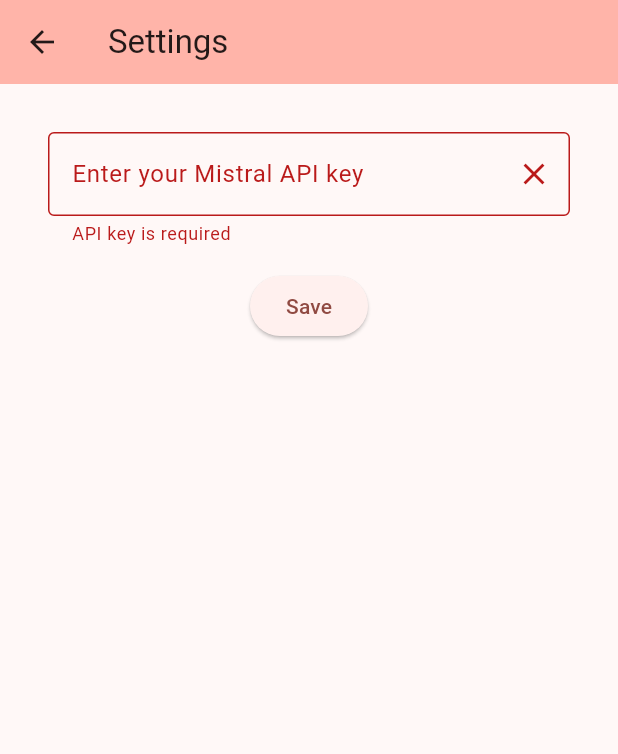
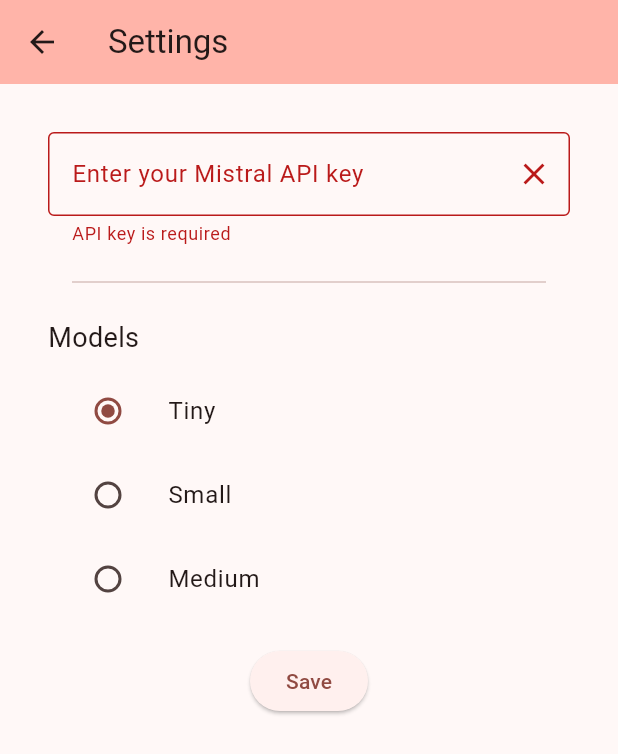
Before and after one commit to alecerf/jarvis, a Flutter app: the screen it shows after launch, after a tap on "Save", on a phone screen of 412 x 824 dp. Shown: the top 754 px of the screen. Run offline on Flutter 3.47's test engine with Material 3 defaults, Android fonts, the phone set to English and light mode, and no system bars; our stand-ins replace shared_preferences; missing offline and left inert: fetch_client, markdown_widget.

Commit message:
feat: all mistral models can now be used

```diff
--- a/lib/main.dart
+++ b/lib/main.dart
@@ -1,5 +1,4 @@
 import 'package:flutter/material.dart';
-import 'package:jarvis/api_key_widget.dart';
 import 'package:jarvis/message_form_widget.dart';
 import 'package:jarvis/message_widget.dart';
 import 'package:jarvis/settings.dart';
@@ -34,6 +33,7 @@ class Home extends StatefulWidget {
 
 class _HomeState extends State<Home> {
   String _apiKey = "";
+  String _model = "";
   final Map<String, MessageData> _responses = <String, MessageData>{};
   final Future<SharedPreferences> _prefs = SharedPreferences.getInstance();
 
@@ -55,6 +55,7 @@ class _HomeState extends State<Home> {
   void loadConfiguration() {
     _prefs.then((SharedPreferences prefs) {
       _apiKey = prefs.getString('key') ?? "";
+      _model = prefs.getString('model') ?? Model.tiny.name;
       if (_apiKey.isNotEmpty) {
         setState(() {});
         return;
@@ -95,8 +96,9 @@ class _HomeState extends State<Home> {
           ),
         ],
       ),
-      body: ApiKeyWidget(
+      body: SettingsDataWidget(
         apiKey: _apiKey,
+        model: _model,
         child: Column(
           children: [
             Expanded(
--- a/lib/settings.dart
+++ b/lib/settings.dart
@@ -1,5 +1,28 @@
 import 'package:flutter/material.dart';
 import 'package:shared_preferences/shared_preferences.dart';
+
+class SettingsDataWidget extends InheritedWidget {
+  final String apiKey;
+  final String model;
+
+  const SettingsDataWidget({
+    super.key,
+    required this.apiKey,
+    required this.model,
+    required super.child,
+  });
+
+  @override
+  bool updateShouldNotify(SettingsDataWidget oldWidget) {
+    return apiKey != oldWidget.apiKey;
+  }
+
+  static SettingsDataWidget of(BuildContext context) {
+    return context.dependOnInheritedWidgetOfExactType<SettingsDataWidget>()!;
+  }
+}
+
+enum Model { tiny, small, medium }
 
 class Settings extends StatefulWidget {
   const Settings({super.key});
@@ -13,12 +36,15 @@ class _SettingsState extends State<Settings> {
   final _controller = TextEditingController();
   final Future<SharedPreferences> _prefs = SharedPreferences.getInstance();
   late ScaffoldMessengerState snackbar;
+  Model? _model = Model.tiny;
 
   @override
   void initState() {
     super.initState();
     _prefs.then((SharedPreferences prefs) {
       _controller.text = prefs.getString('key') ?? "";
+      _model = Model.values.firstWhere(
+          (element) => element.name == (prefs.getString('model') ?? 'tiny'));
       setState(() {});
     });
   }
@@ -57,6 +83,58 @@ class _SettingsState extends State<Settings> {
                   return null;
                 },
               ),
+              const Padding(
+                padding: EdgeInsets.all(16),
+                child: Divider(),
+              ),
+              Column(
+                crossAxisAlignment: CrossAxisAlignment.start,
+                children: <Widget>[
+                  const Padding(
+                    padding: EdgeInsets.only(bottom: 8),
+                    child: Text('Models',
+                        style: TextStyle(
+                          fontSize: 18,
+                        )),
+                  ),
+                  ListTile(
+                    title: const Text('Tiny'),
+                    leading: Radio<Model>(
+                      value: Model.tiny,
+                      groupValue: _model,
+                      onChanged: (Model? value) {
+                        setState(() {
+                          _model = value;
+                        });
+                      },
+                    ),
+                  ),
+                  ListTile(
+                    title: const Text('Small'),
+                    leading: Radio<Model>(
+                      value: Model.small,
+                      groupValue: _model,
+                      onChanged: (Model? value) {
+                        setState(() {
+                          _model = value;
+                        });
+                      },
+                    ),
+                  ),
+                  ListTile(
+                    title: const Text('Medium'),
+                    leading: Radio<Model>(
+                      value: Model.medium,
+                      groupValue: _model,
+                      onChanged: (Model? value) {
+                        setState(() {
+                          _model = value;
+                        });
+                      },
+                    ),
+                  ),
+                ],
+              ),
               Padding(
                 padding: const EdgeInsets.only(top: 16),
                 child: ElevatedButton(
@@ -64,6 +142,7 @@ class _SettingsState extends State<Settings> {
                     if (_formKey.currentState!.validate()) {
                       _prefs.then((SharedPreferences prefs) {
                         prefs.setString('key', _controller.text);
+                        prefs.setString('model', _model!.name);
                         ScaffoldMessenger.of(context).showSnackBar(
                           const SnackBar(
                             content: Text('Your settings have been saved'),
```
Also changed, not shown: lib/api_key_widget.dart (deleted, +0 -16 lines), lib/message_form_widget.dart (+9 -4 lines), lib/mistral.dart (+13 -4 lines).
